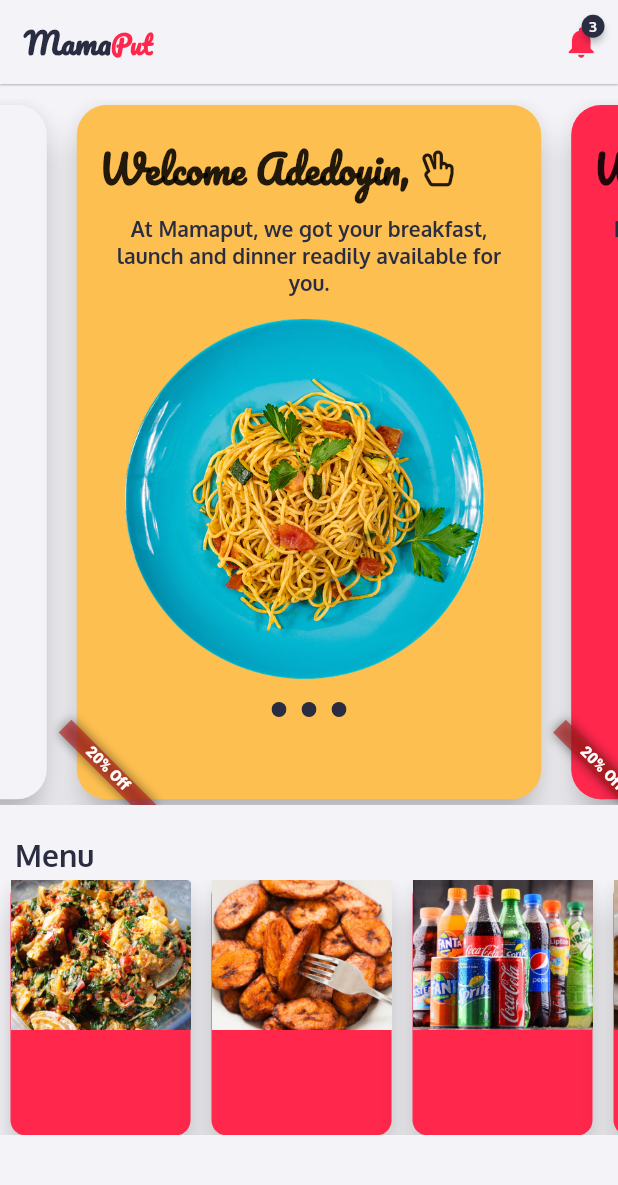
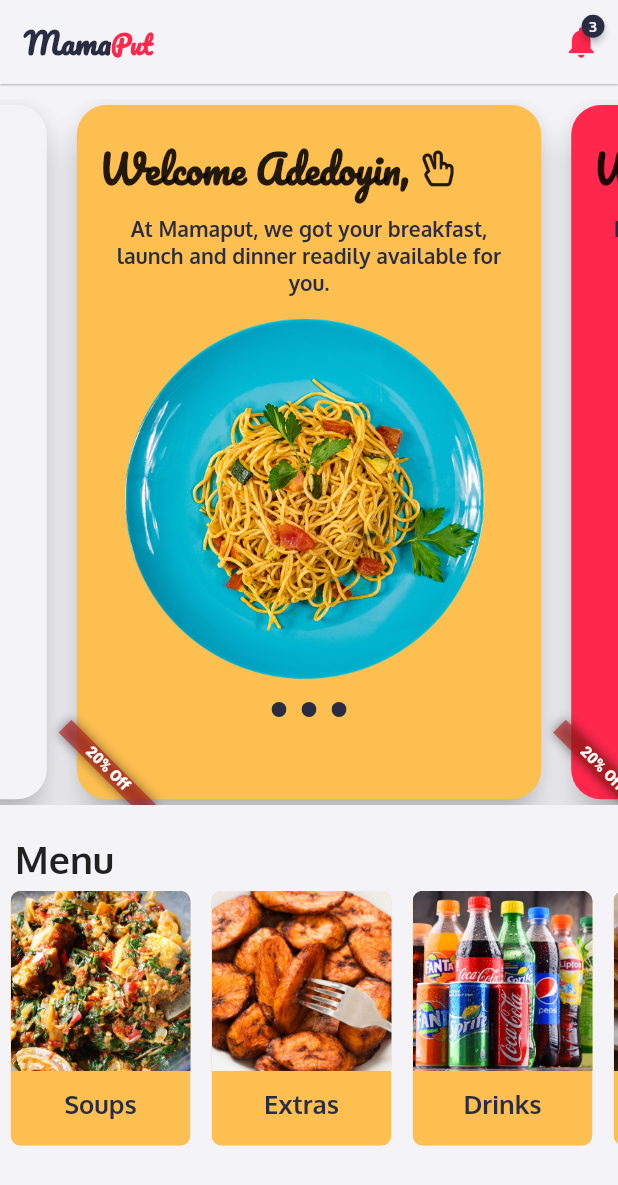
Before and after one commit to DevAdedoyin/MamaPut, a Flutter app: the screen it shows after launch, on a phone screen of 412 x 824 dp. Shown: the top 1185 px of the screen. Run offline on Flutter 3.47's test engine with Material 2 defaults, Android fonts, the phone set to English and light mode, and no system bars; drawn by our look-alikes of badges, carousel_slider; our stand-ins replace font_awesome_flutter.

Commit message:
Menu: Completed

```diff
--- a/lib/constants/text_constants.dart
+++ b/lib/constants/text_constants.dart
@@ -10,8 +10,8 @@
           color: color, fontFamily: fontFamily, fontSize: 25, fontWeight: bold);
 
   // LARGE FONTS
-  static TextStyle largeFont() => const TextStyle(
-      color: ColorConstants.primaryColor, fontSize: 20, fontWeight: bold);
+  static TextStyle largeFont({Color? color}) =>
+      TextStyle(color: color, fontSize: 20, fontWeight: bold);
 
   // MEDIUM FONTS
   static TextStyle mediumFont(Color color) =>
--- a/lib/screens/home/home.dart
+++ b/lib/screens/home/home.dart
@@ -74,7 +74,7 @@
                       margin: SizeConstants.spacing(10.0, 0.0),
                       child: Text(
                         'Menu',
-                        style: TextConstants.largeFont(),
+                        style: TextConstants.extraLargeFont(),
                       ),
                     ),
                     SizeConstants.gapHeight(5),
@@ -85,8 +85,11 @@
                           shrinkWrap: true,
                           itemCount: menuList.length,
                           itemBuilder: (_, index) {
-                            return MenuCard(
-                              index: index,
+                            return Container(
+                              margin: SizeConstants.spacing(7.0, 0.0),
+                              child: MenuCard(
+                                index: index,
+                              ),
                             );
                           }),
                     )
--- a/lib/screens/home/home_widgets/menu_card.dart
+++ b/lib/screens/home/home_widgets/menu_card.dart
@@ -1,6 +1,7 @@
 import 'package:flutter/material.dart';
 import 'package:mama_put/constants/color_constants.dart';
 import 'package:mama_put/constants/size_constants.dart';
+import 'package:mama_put/constants/text_constants.dart';
 import 'package:mama_put/data_set.dart';
 
 class MenuCard extends StatelessWidget {
@@ -9,24 +10,28 @@
 
   @override
   Widget build(BuildContext context) {
-    return Card(
-      elevation: 10,
-      color: ColorConstants.secondaryColor,
-      margin: SizeConstants.spacing(7.0, 0.0),
-      shape: RoundedRectangleBorder(borderRadius: BorderRadius.circular(10)),
-      child: Column(
-        mainAxisSize: MainAxisSize.min,
-        children: [
-          SizedBox(
-            height: 100,
-            width: 120,
-            child: Image.asset(
+    return ClipRRect(
+      borderRadius: BorderRadius.circular(7),
+      child: Container(
+        // elevation: 1,
+        color: ColorConstants.tertiaryColor,
+        // shape: RoundedRectangleBorder(borderRadius: BorderRadius.circular(10)),
+        child: Column(
+          mainAxisSize: MainAxisSize.min,
+          children: [
+            Image.asset(
               menuList[index!]['image']!,
-              // width: 100,
+              height: 120,
+              width: 120,
               fit: BoxFit.cover,
             ),
-          ),
-        ],
+            SizeConstants.gapHeight(12),
+            Text(
+              menuList[index!]['name']!,
+              style: TextConstants.mediumFont(ColorConstants.primaryColor),
+            )
+          ],
+        ),
       ),
     );
   }
```
